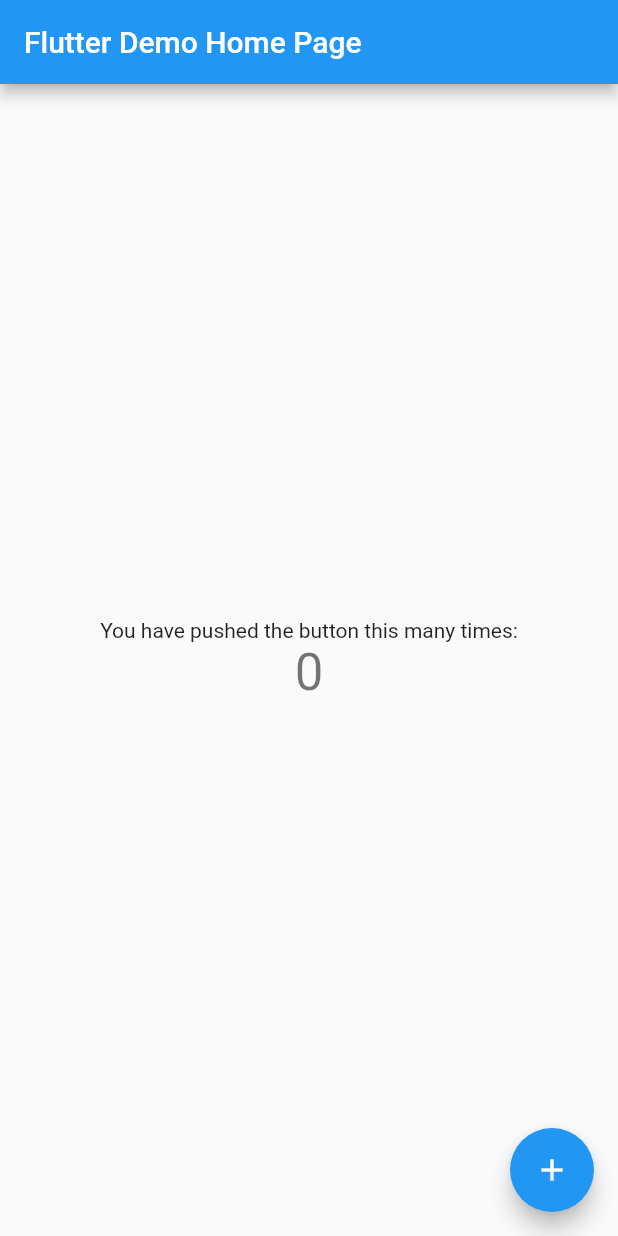
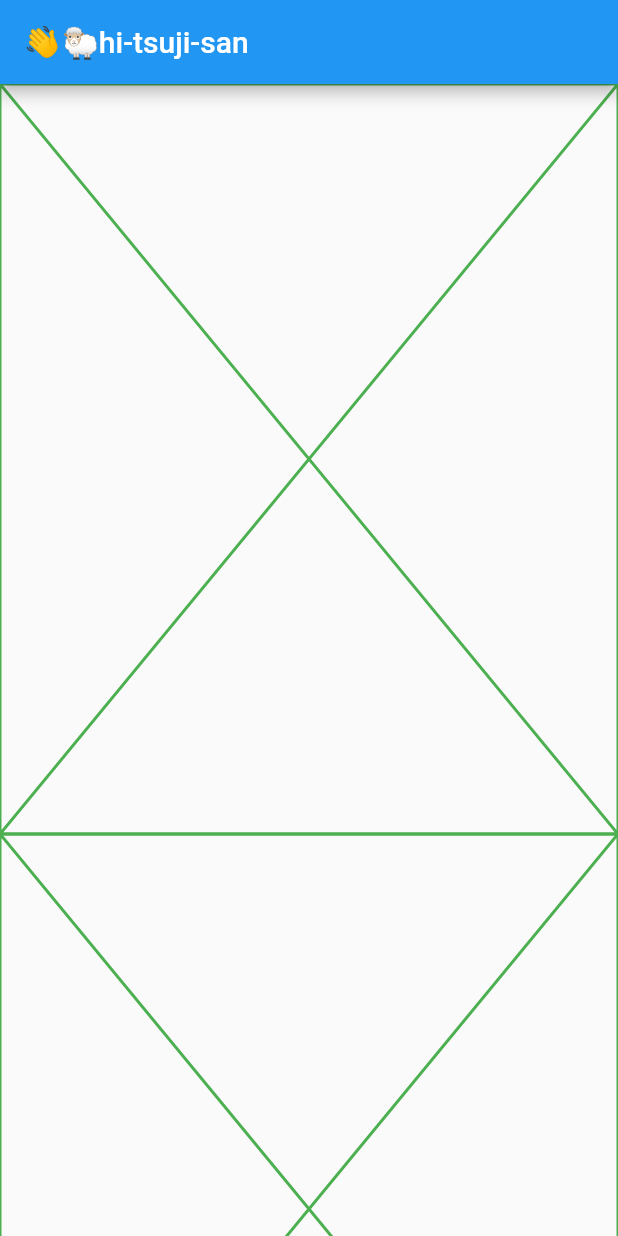
Before and after one commit to gyvm/hi-tsujisan-flutter, a Flutter app: the screen it shows after launch, on a phone screen of 412 x 824 dp. Run offline on Flutter 3.47's test engine with Material 2 defaults, Android fonts, the phone set to English and light mode, and no system bars.

Commit message:
create_event_screenを作成

```diff
--- a/lib/main.dart
+++ b/lib/main.dart
@@ -1,4 +1,5 @@
 import 'package:flutter/material.dart';
+import './screens/create_event_screen.dart';
 
 void main() {
   runApp(MyApp());
@@ -11,15 +12,6 @@ class MyApp extends StatelessWidget {
     return MaterialApp(
       title: 'Flutter Demo',
       theme: ThemeData(
-        // This is the theme of your application.
-        //
-        // Try running your application with "flutter run". You'll see the
-        // application has a blue toolbar. Then, without quitting the app, try
-        // changing the primarySwatch below to Colors.green and then invoke
-        // "hot reload" (press "r" in the console where you ran "flutter run",
-        // or simply save your changes to "hot reload" in a Flutter IDE).
-        // Notice that the counter didn't reset back to zero; the application
-        // is not restarted.
         primarySwatch: Colors.blue,
       ),
       home: MyHomePage(title: 'Flutter Demo Home Page'),
@@ -30,15 +22,6 @@ class MyApp extends StatelessWidget {
 class MyHomePage extends StatefulWidget {
   MyHomePage({Key? key, this.title}) : super(key: key);
 
-  // This widget is the home page of your application. It is stateful, meaning
-  // that it has a State object (defined below) that contains fields that affect
-  // how it looks.
-
-  // This class is the configuration for the state. It holds the values (in this
-  // case the title) provided by the parent (in this case the App widget) and
-  // used by the build method of the State. Fields in a Widget subclass are
-  // always marked "final".
-
   final String? title;
 
   @override
@@ -48,66 +31,8 @@ class MyHomePage extends StatefulWidget {
 class _MyHomePageState extends State<MyHomePage> {
   int _counter = 0;
 
-  void _incrementCounter() {
-    setState(() {
-      // This call to setState tells the Flutter framework that something has
-      // changed in this State, which causes it to rerun the build method below
-      // so that the display can reflect the updated values. If we changed
-      // _counter without calling setState(), then the build method would not be
-      // called again, and so nothing would appear to happen.
-      _counter++;
-    });
-  }
-
   @override
   Widget build(BuildContext context) {
-    // This method is rerun every time setState is called, for instance as done
-    // by the _incrementCounter method above.
-    //
-    // The Flutter framework has been optimized to make rerunning build methods
-    // fast, so that you can just rebuild anything that needs updating rather
-    // than having to individually change instances of widgets.
-    return Scaffold(
-      appBar: AppBar(
-        // Here we take the value from the MyHomePage object that was created by
-        // the App.build method, and use it to set our appbar title.
-        title: Text(widget.title!),
-      ),
-      body: Center(
-        // Center is a layout widget. It takes a single child and positions it
-        // in the middle of the parent.
-        child: Column(
-          // Column is also a layout widget. It takes a list of children and
-          // arranges them vertically. By default, it sizes itself to fit its
-          // children horizontally, and tries to be as tall as its parent.
-          //
-          // Invoke "debug painting" (press "p" in the console, choose the
-          // "Toggle Debug Paint" action from the Flutter Inspector in Android
-          // Studio, or the "Toggle Debug Paint" command in Visual Studio Code)
-          // to see the wireframe for each widget.
-          //
-          // Column has various properties to control how it sizes itself and
-          // how it positions its children. Here we use mainAxisAlignment to
-          // center the children vertically; the main axis here is the vertical
-          // axis because Columns are vertical (the cross axis would be
-          // horizontal).
-          mainAxisAlignment: MainAxisAlignment.center,
-          children: <Widget>[
-            Text(
-              'You have pushed the button this many times:',
-            ),
-            Text(
-              '$_counter',
-              style: Theme.of(context).textTheme.headline4,
-            ),
-          ],
-        ),
-      ),
-      floatingActionButton: FloatingActionButton(
-        onPressed: _incrementCounter,
-        tooltip: 'Increment',
-        child: Icon(Icons.add),
-      ), // This trailing comma makes auto-formatting nicer for build methods.
-    );
+    return CreateEventScreen();
   }
 }
--- /dev/null
+++ b/lib/screens/create_event_screen.dart
@@ -0,0 +1,50 @@
+import 'package:flutter/material.dart';
+
+class CreateEventScreen extends StatelessWidget {
+  @override
+  Widget build(BuildContext context) {
+    return SafeArea(
+      child: Scaffold(
+        appBar: AppBar(
+          title: Text('👋🐑hi-tsuji-san'),
+        ),
+        body: LayoutBuilder(
+          builder: (BuildContext context, BoxConstraints viewportConstraints) {
+            return SingleChildScrollView(
+              child: Center(
+                child: ConstrainedBox(
+                  constraints: BoxConstraints(
+                    // minWidth: 640,
+                    // minHeight: 0,
+                    maxWidth: 720,
+                    maxHeight: double.infinity,
+                  ),
+                  child: Column(
+                    children: [
+                      Placeholder(
+                        color: Colors.green,
+                        fallbackHeight: 500,
+                      ),
+                      Placeholder(
+                        color: Colors.green,
+                        fallbackHeight: 500,
+                      ),
+                      Placeholder(
+                        color: Colors.green,
+                        fallbackHeight: 500,
+                      ),
+                      Placeholder(
+                        color: Colors.green,
+                        fallbackHeight: 500,
+                      ),
+                    ],
+                  ),
+                ),
+              ),
+            );
+          },
+        ),
+      ),
+    );
+  }
+}
```
